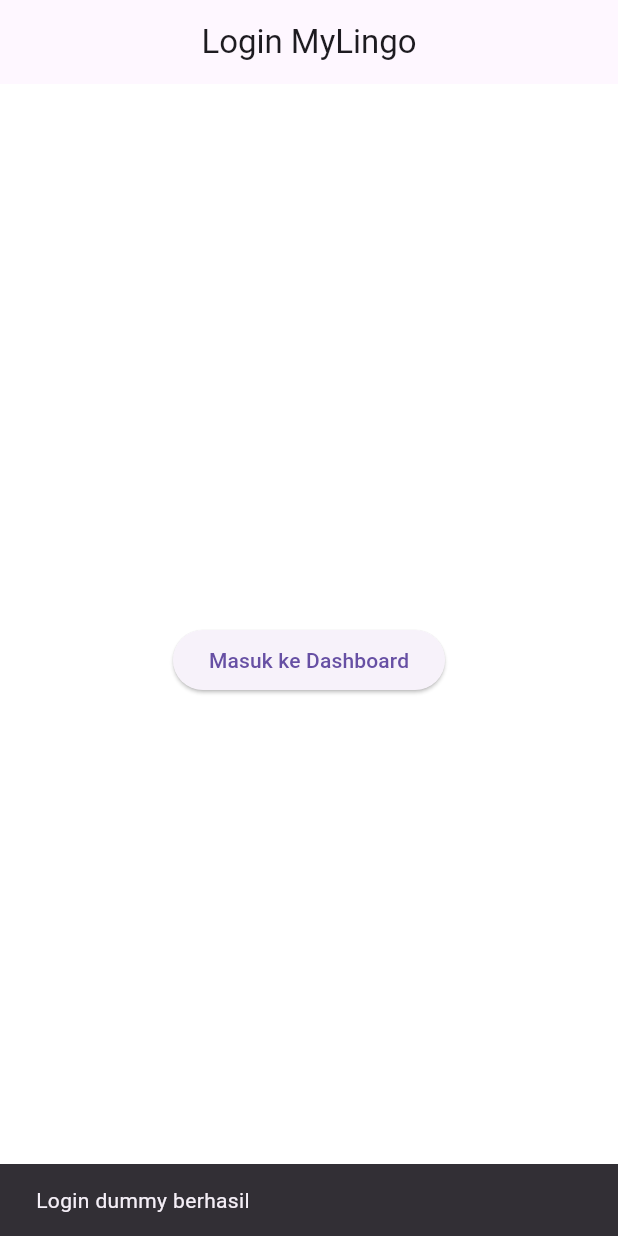
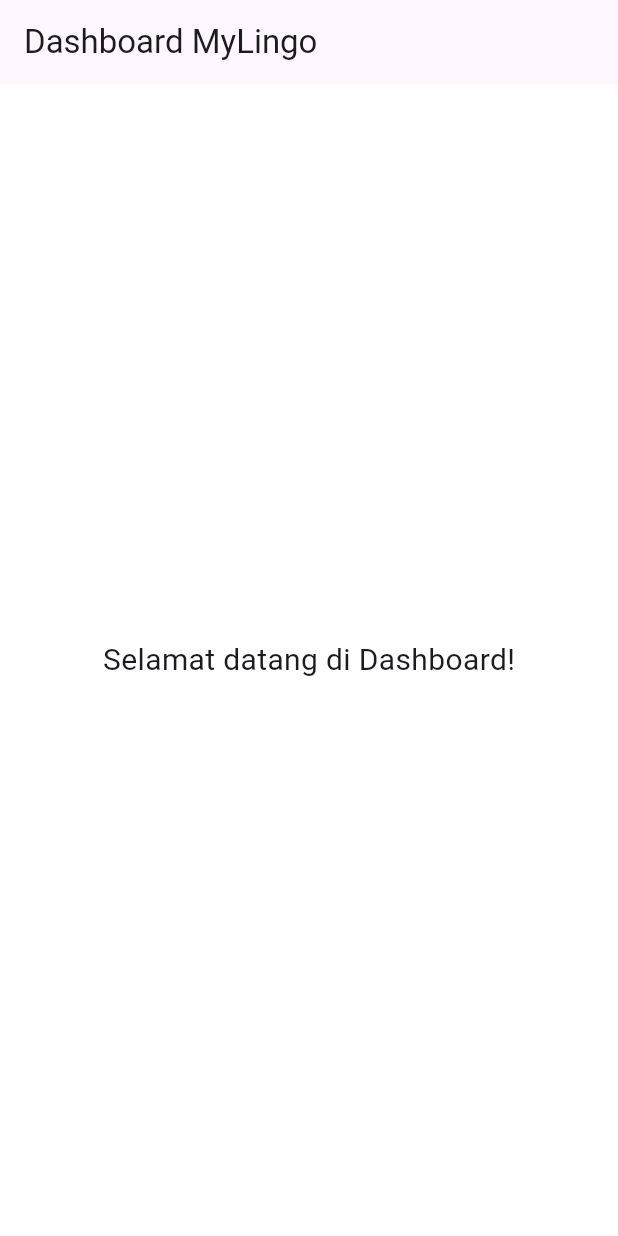
Before and after one commit to suryo/mylingo_flutter, a Flutter app: the screen it shows after launch, after a tap on "Masuk ke Dashboard", on a phone screen of 412 x 824 dp. Run offline on Flutter 3.47's test engine with Material 3 defaults, Android fonts, the phone set to English and light mode, and no system bars.

Commit message:
modified login into dashboard

```diff
--- a/lib/main.dart
+++ b/lib/main.dart
@@ -1,5 +1,7 @@
 import 'package:flutter/material.dart';
 import 'screens/login_screen.dart';
+import 'screens/dashboard_screen.dart'; // ← Tambahkan ini
+
 
 void main() {
   runApp(MyLingoApp());
@@ -19,7 +21,7 @@
       routes: {
         '/login': (context) => LoginScreen(),
         // '/register': (context) => RegisterScreen(), // disiapkan nanti
-        // '/dashboard': (context) => DashboardScreen(), // disiapkan nanti
+        '/dashboard': (context) => DashboardScreen(), // disiapkan nanti
       },
     );
   }
--- a/lib/screens/dashboard_screen.dart
+++ b/lib/screens/dashboard_screen.dart
@@ -0,0 +1,18 @@
+import 'package:flutter/material.dart';
+
+class DashboardScreen extends StatelessWidget {
+  @override
+  Widget build(BuildContext context) {
+    return Scaffold(
+      appBar: AppBar(
+        title: Text('Dashboard MyLingo'),
+      ),
+      body: Center(
+        child: Text(
+          'Selamat datang di Dashboard!',
+          style: TextStyle(fontSize: 20),
+        ),
+      ),
+    );
+  }
+}
--- a/lib/screens/login_screen.dart
+++ b/lib/screens/login_screen.dart
@@ -4,18 +4,13 @@
   @override
   Widget build(BuildContext context) {
     return Scaffold(
-      appBar: AppBar(
-        title: Text('Login MyLingo'),
-        centerTitle: true,
-      ),
+      appBar: AppBar(title: Text('Login MyLingo'), centerTitle: true),
       body: Center(
         child: ElevatedButton(
           child: Text("Masuk ke Dashboard"),
           onPressed: () {
             // sementara, tampilkan snackbar saja
-            ScaffoldMessenger.of(context).showSnackBar(
-              SnackBar(content: Text('Login dummy berhasil')),
-            );
+            Navigator.pushReplacementNamed(context, '/dashboard');
           },
         ),
       ),
```
